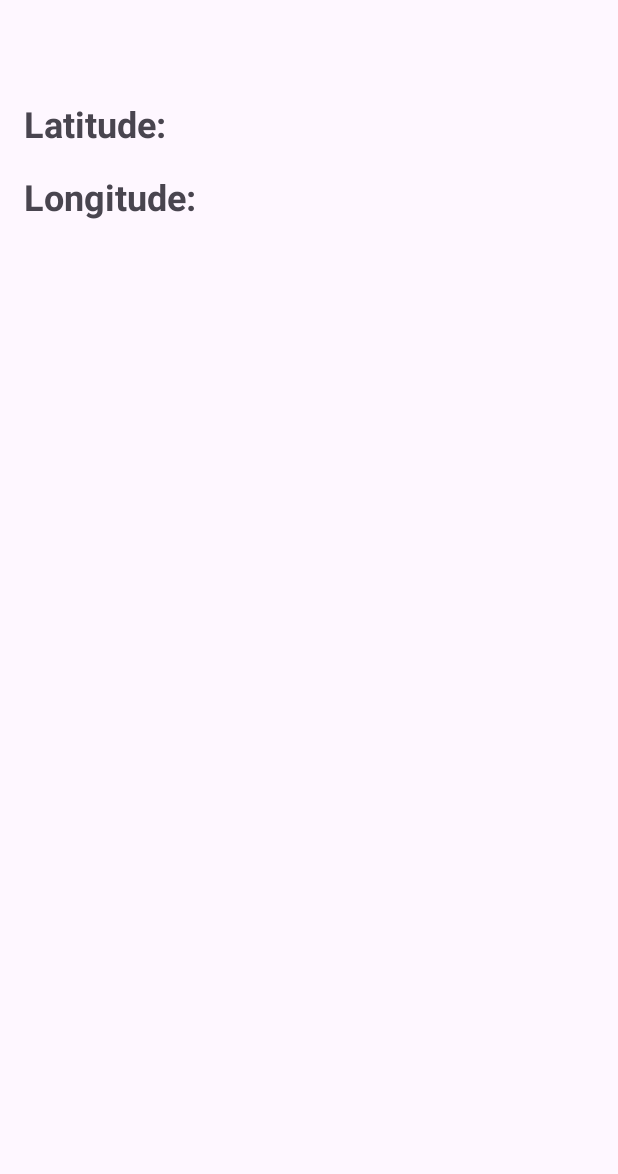
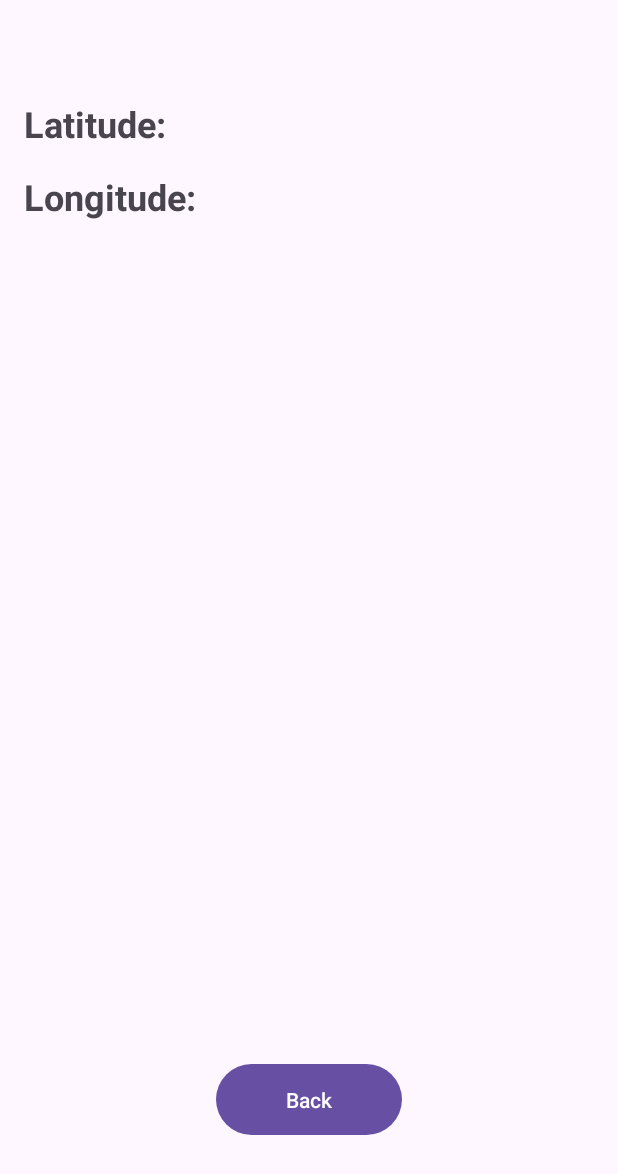
Before and after one commit to wh1zeguy/Hide_and_Seek_App, an Android app: the GameActivity screen opened directly, with no data from a screen before it, on a phone screen of 412 x 824 dp. Shown: the top 1174 px of the screen. Run offline under Robolectric (Android 15) with nearby library versions, the phone set to English and light mode, and no system bars.

Commit message:
Working Latitude & Longitude Display on Screen

```diff
--- a/app/src/main/AndroidManifest.xml
+++ b/app/src/main/AndroidManifest.xml
@@ -3,6 +3,7 @@
     xmlns:tools="http://schemas.android.com/tools">
     <uses-permission android:name="android.permission.ACCESS_FINE_LOCATION"/>
     <uses-permission android:name="android.permission.ACCESS_COARSE_LOCATION" />
+    <uses-permission android:name="android.permission.ACCESS_BACKGROUND_LOCATION" />
     <application
         android:allowBackup="true"
         android:dataExtractionRules="@xml/data_extraction_rules"
--- a/app/src/main/java/com/example/hide_and_seek/GameActivity.kt
+++ b/app/src/main/java/com/example/hide_and_seek/GameActivity.kt
@@ -1,48 +1,71 @@
 package com.example.hide_and_seek
 
 import android.Manifest
+import android.content.Intent
 import android.content.pm.PackageManager
 import android.location.Location
 import android.os.Bundle
 import android.util.Log
+import android.widget.TextView
 import android.widget.Toast
 import androidx.appcompat.app.AppCompatActivity
 import androidx.core.app.ActivityCompat
 import androidx.core.content.ContextCompat
-import com.google.android.gms.location.FusedLocationProviderClient
-import com.google.android.gms.location.LocationServices
+import com.google.android.gms.location.*
+import android.widget.Button
 
 class GameActivity : AppCompatActivity() {
-
     private lateinit var fusedLocationClient: FusedLocationProviderClient
+    private lateinit var locationCallback: LocationCallback
+    private lateinit var latitudeTextView: TextView
+    private lateinit var longitudeTextView: TextView
+    private lateinit var locationRequest: LocationRequest
     private val LOCATION_PERMISSION_REQUEST_CODE = 1001
 
     override fun onCreate(savedInstanceState: Bundle?) {
         super.onCreate(savedInstanceState)
         setContentView(R.layout.activity_game)
 
+        latitudeTextView = findViewById(R.id.latitudeText)
+        longitudeTextView = findViewById(R.id.longitudeText)
         fusedLocationClient = LocationServices.getFusedLocationProviderClient(this)
 
-        // Check for permissions first
+        val backButton = findViewById<Button>(R.id.backButton)
+
+        backButton.setOnClickListener {
+            val intent = Intent(this, MainActivity::class.java)
+            startActivity(intent)
+        }
+
+        // Create the location request for continuous updates
+        locationRequest = LocationRequest.Builder(
+            Priority.PRIORITY_HIGH_ACCURACY,
+            2000 // update every 2 seconds
+        ).setMinUpdateDistanceMeters(1f) // update even for small movements
+            .build()
+
+        locationCallback = object : LocationCallback() {
+            override fun onLocationResult(locationResult: LocationResult) {
+                for (location in locationResult.locations) {
+                    updateLocationUI(location)
+                }
+            }
+        }
+
+        // Check permission before starting updates
         if (checkLocationPermissions()) {
-            getLastKnownLocation()
-        } else {
+            requestFreshLocation()
+            startLocationUpdates()
+        }
+        else {
             requestLocationPermissions()
         }
     }
 
     private fun checkLocationPermissions(): Boolean {
-        val fineLocation = ContextCompat.checkSelfPermission(
-            this,
-            Manifest.permission.ACCESS_FINE_LOCATION
-        ) == PackageManager.PERMISSION_GRANTED
-
-        val coarseLocation = ContextCompat.checkSelfPermission(
-            this,
-            Manifest.permission.ACCESS_COARSE_LOCATION
-        ) == PackageManager.PERMISSION_GRANTED
-
-        return fineLocation && coarseLocation
+        val fine = ContextCompat.checkSelfPermission(this, Manifest.permission.ACCESS_FINE_LOCATION)
+        val coarse = ContextCompat.checkSelfPermission(this, Manifest.permission.ACCESS_COARSE_LOCATION)
+        return fine == PackageManager.PERMISSION_GRANTED && coarse == PackageManager.PERMISSION_GRANTED
     }
 
     private fun requestLocationPermissions() {
@@ -56,47 +79,83 @@ class GameActivity : AppCompatActivity() {
         )
     }
 
-    // Handle user response to permission request
+
     override fun onRequestPermissionsResult(
         requestCode: Int,
         permissions: Array<out String>,
         grantResults: IntArray
     ) {
         super.onRequestPermissionsResult(requestCode, permissions, grantResults)
-
         if (requestCode == LOCATION_PERMISSION_REQUEST_CODE) {
             if (grantResults.isNotEmpty() && grantResults[0] == PackageManager.PERMISSION_GRANTED) {
-                getLastKnownLocation()
-            } else {
+                requestFreshLocation()
+                startLocationUpdates()
+            }
+            else {
                 Toast.makeText(this, "Location permission denied", Toast.LENGTH_SHORT).show()
             }
         }
     }
 
-    // Get the user's last known location
-    private fun getLastKnownLocation() {
+    // Requests a fresh high-accuracy GPS location (ignores cached location)
+    private fun requestFreshLocation() {
         if (ActivityCompat.checkSelfPermission(
                 this,
                 Manifest.permission.ACCESS_FINE_LOCATION
-            ) != PackageManager.PERMISSION_GRANTED &&
-            ActivityCompat.checkSelfPermission(
-                this,
-                Manifest.permission.ACCESS_COARSE_LOCATION
-            ) != PackageManager.PERMISSION_GRANTED
+            ) == PackageManager.PERMISSION_GRANTED
         ) {
+            fusedLocationClient.getCurrentLocation(
+                Priority.PRIORITY_HIGH_ACCURACY,
+                null
+            ).addOnSuccessListener { location ->
+                if (location != null) {
+                    updateLocationUI(location)
+                    Log.d("LocationUpdate", "Fresh GPS fix: ${location.latitude}, ${location.longitude}")
+                } else {
+                    Log.w("LocationUpdate", "Fresh GPS location is null")
+                }
+            }
+        }
+    }
+
+    private fun startLocationUpdates() {
+        if (!checkLocationPermissions()) {
+            requestLocationPermissions()
             return
         }
 
-        fusedLocationClient.lastLocation.addOnSuccessListener { location: Location? ->
-            if (location != null) {
-                val latitude = location.latitude
-                val longitude = location.longitude
-                Log.d("Location", "Latitude: $latitude, Longitude: $longitude")
-                Toast.makeText(this, "Lat: $latitude, Long: $longitude", Toast.LENGTH_LONG).show()
-            } else {
-                Log.w("Location", "Last known location is null.")
-                Toast.makeText(this, "Unable to get location", Toast.LENGTH_SHORT).show()
-            }
+        try {
+            fusedLocationClient.requestLocationUpdates(
+                locationRequest,
+                locationCallback,
+                mainLooper
+            )
+        }
+        catch (e: SecurityException) {
+            Log.e("LocationError", "Permission not granted", e)
+            Toast.makeText(this, "Cannot start location updates: permission denied", Toast.LENGTH_SHORT).show()
+        }
+    }
+
+    private fun updateLocationUI(location: Location) {
+        latitudeTextView.text = "Latitude: ${location.latitude}"
+        longitudeTextView.text = "Longitude: ${location.longitude}"
+        Log.d("LocationUpdate", "Lat: ${location.latitude}, Long: ${location.longitude}")
+    }
+
+    override fun onResume() {
+        super.onResume()
+        if (checkLocationPermissions()) {
+            startLocationUpdates()
+        }
+    }
+
+    override fun onPause() {
+        super.onPause()
+        try {
+            fusedLocationClient.removeLocationUpdates(locationCallback)
+        } catch (e: SecurityException) {
+            Log.e("LocationError", "Cannot remove updates: permission denied", e)
         }
     }
 }
--- a/app/src/main/res/layout/activity_game.xml
+++ b/app/src/main/res/layout/activity_game.xml
@@ -1,6 +1,5 @@
 <?xml version="1.0" encoding="utf-8"?>
-<androidx.constraintlayout.widget.ConstraintLayout
-    xmlns:android="http://schemas.android.com/apk/res/android"
+<androidx.constraintlayout.widget.ConstraintLayout xmlns:android="http://schemas.android.com/apk/res/android"
     xmlns:app="http://schemas.android.com/apk/res-auto"
     xmlns:tools="http://schemas.android.com/tools"
     android:layout_width="match_parent"
@@ -8,25 +7,39 @@
     android:padding="16dp">
 
     <TextView
-        android:id="@+id/textView"
+        android:id="@+id/latitudeText"
         android:layout_width="wrap_content"
         android:layout_height="wrap_content"
+        android:layout_marginTop="50dp"
         android:text="Latitude: "
         android:textSize="24sp"
         android:textStyle="bold"
         app:layout_constraintStart_toStartOf="parent"
-        app:layout_constraintTop_toTopOf="parent"
-        android:layout_marginTop="50dp"/>
+        app:layout_constraintTop_toTopOf="parent" />
 
     <TextView
-        android:id="@+id/textView2"
+        android:id="@+id/longitudeText"
         android:layout_width="wrap_content"
         android:layout_height="wrap_content"
+        android:layout_marginTop="16dp"
         android:text="Longitude: "
         android:textSize="24sp"
         android:textStyle="bold"
         app:layout_constraintStart_toStartOf="parent"
-        app:layout_constraintTop_toBottomOf="@id/textView"
-        android:layout_marginTop="16dp"/>
+        app:layout_constraintTop_toBottomOf="@id/latitudeText" />
+
+    <Button
+        android:id="@+id/backButton"
+        android:layout_width="124dp"
+        android:layout_height="55dp"
+        android:layout_marginTop="651dp"
+        android:layout_marginBottom="9dp"
+        android:text="Back"
+        app:layout_constraintBottom_toBottomOf="parent"
+        app:layout_constraintEnd_toEndOf="parent"
+        app:layout_constraintHorizontal_bias="0.5"
+        app:layout_constraintStart_toStartOf="parent"
+        app:layout_constraintTop_toTopOf="parent" />
+
 
 </androidx.constraintlayout.widget.ConstraintLayout>
--- a/app/src/main/res/layout/activity_main.xml
+++ b/app/src/main/res/layout/activity_main.xml
@@ -37,7 +37,7 @@
         android:id="@+id/startButton"
         android:layout_width="200dp"
         android:layout_height="wrap_content"
-        android:text="Start Game"
+        android:text="Play"
         android:textSize="18sp"
         android:textColor="#FFFFFF"
         android:backgroundTint="#4CAF50"
```
